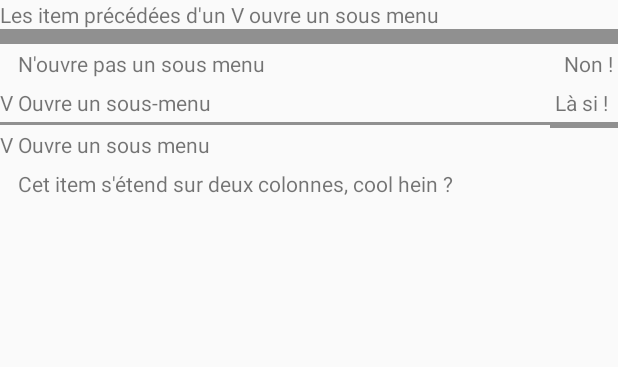
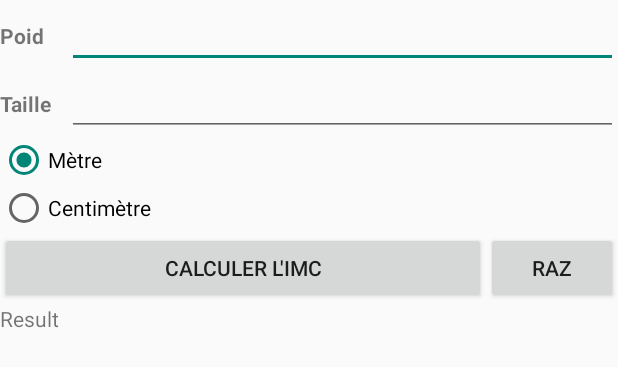
Before and after one commit to jean-pasqualini/MyApplicationProject, an Android app: the layout fragment_main.xml on its own in the app's theme, with its tools: preview values and no code run, on a phone screen of 412 x 824 dp. Shown: the top 367 px of the screen. Run offline under Robolectric (Android 15) with nearby library versions, the phone set to English and light mode, and no system bars.

Commit message:
Les chaine de caractere partie 2 en cours, tous les layouts fini

```diff
--- a/MyApplication/src/main/res/layout/fragment_main.xml
+++ b/MyApplication/src/main/res/layout/fragment_main.xml
@@ -6,67 +6,57 @@
     android:stretchColumns="1"
     >
 
-    <TextView
-        android:text="Les item précédées d'un V ouvre un sous menu"/>
-
-    <View android:layout_height="10dip"
-          android:background="#FF909090"/>
-
     <TableRow>
         <TextView
-            android:text="N'ouvre pas un sous menu"
-            android:layout_column="1"
-            android:padding="3dip"
+            android:id="@+id/textPoid"
+            android:text="Poid"
+            android:paddingRight="10dip"
+            android:textStyle="bold"
             />
-        <TextView
-            android:text="Non !"
-            android:gravity="right"
-            android:padding="3dip"
+        <EditText
+            android:id="@+id/editPoid"
+            android:layout_span="2"
             />
     </TableRow>
 
     <TableRow>
         <TextView
-            android:text="V"
-        />
-        <TextView
-            android:text="Ouvre un sous-menu"
-            android:layout_column="1"
-            android:padding="3dip"
+            android:text="Taille"
+            android:paddingRight="10dip"
+            android:textStyle="bold"
             />
-        <TextView
-            android:text="Là si ! "
-            android:gravity="right"
-            android:padding="3dip"/>
 
+        <EditText
+            android:layout_span="2"
+            />
     </TableRow>
-    <View
-        android:layout_height="2dip"
-        android:background="#FF909090"
+
+    <RadioGroup
+        android:checkedButton="@+id/metre">
+        <RadioButton
+            android:id="@+id/metre"
+            android:layout_width="fill_parent"
+            android:layout_height="wrap_content"
+            android:text="Mètre"/>
+        <RadioButton
+            android:layout_width="fill_parent"
+            android:layout_height="wrap_content"
+            android:text="Centimètre"/>
+    </RadioGroup>
+
+    <TableRow>
+        <Button
+            android:layout_span="2"
+            android:text="Calculer l'imc"/>
+        <Button
+            android:layout_column="2"
+            android:text="RAZ"/>
+    </TableRow>
+
+    <TextView
+        android:text="Result"
         />
 
-    <TableRow>
-        <TextView
-            android:text="V"
-            />
-        <TextView
-            android:text="Ouvre un sous menu"
-            android:padding="3dip"
-
-            />
-        <View
-            android:layout_height="2dip"
-            android:background="#FF909090"/>
-
-    </TableRow>
-<TableRow>
-    <TextView
-        android:layout_column="1"
-        android:layout_span="2"
-        android:text="Cet item s'étend sur deux colonnes, cool hein ? "
-        android:padding="3dip"
-        />
-</TableRow>
 
 
 
--- a/MyApplication/src/main/res/values/strings.xml
+++ b/MyApplication/src/main/res/values/strings.xml
@@ -5,5 +5,6 @@
     <string name="hello_world">Hello world!</string>
     <string name="action_settings">Settings</string>
     <string name="lol">moi</string>
+    <string name="une_string">"Salut mon <b>bon</b> george"</string>
 
 </resources>
```
Also changed, not shown: MyApplication/src/main/java/com/example/myapplication/MainActivity.java (+5 -2 lines), MyApplication/src/main/res/layout/fragment_5.xml (added, +73 -0 lines).
